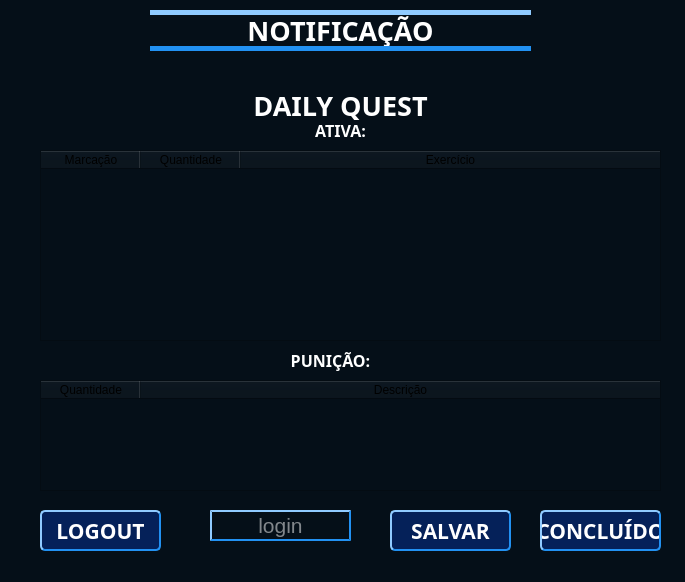
Before: the Qt Designer form missionScreen.ui in ademirMaltazard/projeto_daily_quest, drawn with Qt 5.
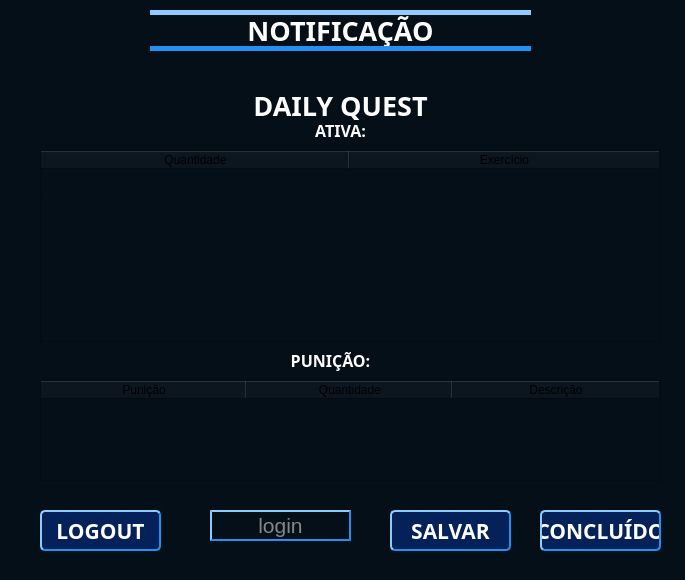
After: the same form once the commit is applied.

Commit message: alteração da forma das tabelas e outros elementos

```diff
--- a/missionScreen.ui
+++ b/missionScreen.ui
@@ -7,7 +7,7 @@
     <x>0</x>
     <y>0</y>
     <width>685</width>
-    <height>582</height>
+    <height>580</height>
    </rect>
   </property>
   <property name="minimumSize">
@@ -170,72 +170,6 @@
     <string>CONCLUÍDO</string>
    </property>
   </widget>
-  <widget class="QTreeWidget" name="treeWidget_quest">
-   <property name="geometry">
-    <rect>
-     <x>40</x>
-     <y>150</y>
-     <width>621</width>
-     <height>191</height>
-    </rect>
-   </property>
-   <column>
-    <property name="text">
-     <string>Marcação</string>
-    </property>
-    <property name="textAlignment">
-     <set>AlignCenter</set>
-    </property>
-    <property name="foreground">
-     <brush brushstyle="SolidPattern">
-      <color alpha="255">
-       <red>0</red>
-       <green>0</green>
-       <blue>0</blue>
-      </color>
-     </brush>
-    </property>
-   </column>
-   <column>
-    <property name="text">
-     <string>Quantidade</string>
-    </property>
-    <property name="textAlignment">
-     <set>AlignCenter</set>
-    </property>
-    <property name="foreground">
-     <brush brushstyle="SolidPattern">
-      <color alpha="255">
-       <red>0</red>
-       <green>0</green>
-       <blue>0</blue>
-      </color>
-     </brush>
-    </property>
-   </column>
-   <column>
-    <property name="text">
-     <string>Exercício</string>
-    </property>
-    <property name="font">
-     <font>
-      <stylestrategy>PreferDefault</stylestrategy>
-     </font>
-    </property>
-    <property name="textAlignment">
-     <set>AlignCenter</set>
-    </property>
-    <property name="foreground">
-     <brush brushstyle="SolidPattern">
-      <color alpha="255">
-       <red>0</red>
-       <green>0</green>
-       <blue>0</blue>
-      </color>
-     </brush>
-    </property>
-   </column>
-  </widget>
   <widget class="QLabel" name="label_statusPunition">
    <property name="geometry">
     <rect>
@@ -260,50 +194,6 @@
     <set>Qt::AlignCenter</set>
    </property>
   </widget>
-  <widget class="QTreeWidget" name="treeWidget_punition">
-   <property name="geometry">
-    <rect>
-     <x>40</x>
-     <y>380</y>
-     <width>621</width>
-     <height>111</height>
-    </rect>
-   </property>
-   <column>
-    <property name="text">
-     <string>Quantidade</string>
-    </property>
-    <property name="textAlignment">
-     <set>AlignCenter</set>
-    </property>
-    <property name="foreground">
-     <brush brushstyle="SolidPattern">
-      <color alpha="255">
-       <red>0</red>
-       <green>0</green>
-       <blue>0</blue>
-      </color>
-     </brush>
-    </property>
-   </column>
-   <column>
-    <property name="text">
-     <string>Descrição</string>
-    </property>
-    <property name="textAlignment">
-     <set>AlignCenter</set>
-    </property>
-    <property name="foreground">
-     <brush brushstyle="SolidPattern">
-      <color alpha="255">
-       <red>0</red>
-       <green>0</green>
-       <blue>0</blue>
-      </color>
-     </brush>
-    </property>
-   </column>
-  </widget>
   <widget class="QPushButton" name="pushButton_saveInfo">
    <property name="geometry">
     <rect>
@@ -380,6 +270,145 @@
     <string>LOGOUT</string>
    </property>
   </widget>
+  <widget class="QTableWidget" name="tableWidget_quest">
+   <property name="geometry">
+    <rect>
+     <x>40</x>
+     <y>150</y>
+     <width>621</width>
+     <height>192</height>
+    </rect>
+   </property>
+   <property name="frameShape">
+    <enum>QFrame::StyledPanel</enum>
+   </property>
+   <property name="sizeAdjustPolicy">
+    <enum>QAbstractScrollArea::AdjustToContents</enum>
+   </property>
+   <property name="autoScrollMargin">
+    <number>16</number>
+   </property>
+   <property name="editTriggers">
+    <set>QAbstractItemView::NoEditTriggers</set>
+   </property>
+   <property name="textElideMode">
+    <enum>Qt::ElideLeft</enum>
+   </property>
+   <property name="gridStyle">
+    <enum>Qt::DashDotLine</enum>
+   </property>
+   <property name="rowCount">
+    <number>1</number>
+   </property>
+   <attribute name="horizontalHeaderDefaultSectionSize">
+    <number>309</number>
+   </attribute>
+   <attribute name="horizontalHeaderMinimumSectionSize">
+    <number>48</number>
+   </attribute>
+   <attribute name="verticalHeaderVisible">
+    <bool>false</bool>
+   </attribute>
+   <row/>
+   <column>
+    <property name="text">
+     <string>Quantidade</string>
+    </property>
+    <property name="foreground">
+     <brush brushstyle="SolidPattern">
+      <color alpha="255">
+       <red>0</red>
+       <green>0</green>
+       <blue>0</blue>
+      </color>
+     </brush>
+    </property>
+   </column>
+   <column>
+    <property name="text">
+     <string>Exercício</string>
+    </property>
+    <property name="foreground">
+     <brush brushstyle="SolidPattern">
+      <color alpha="255">
+       <red>0</red>
+       <green>0</green>
+       <blue>0</blue>
+      </color>
+     </brush>
+    </property>
+   </column>
+  </widget>
+  <widget class="QTableWidget" name="tableWidget_punition">
+   <property name="geometry">
+    <rect>
+     <x>40</x>
+     <y>380</y>
+     <width>621</width>
+     <height>101</height>
+    </rect>
+   </property>
+   <attribute name="horizontalHeaderVisible">
+    <bool>true</bool>
+   </attribute>
+   <attribute name="horizontalHeaderDefaultSectionSize">
+    <number>206</number>
+   </attribute>
+   <attribute name="horizontalHeaderHighlightSections">
+    <bool>false</bool>
+   </attribute>
+   <attribute name="verticalHeaderVisible">
+    <bool>false</bool>
+   </attribute>
+   <attribute name="verticalHeaderDefaultSectionSize">
+    <number>70</number>
+   </attribute>
+   <attribute name="verticalHeaderMinimumSectionSize">
+    <number>60</number>
+   </attribute>
+   <column>
+    <property name="text">
+     <string>Punição</string>
+    </property>
+    <property name="foreground">
+     <brush brushstyle="SolidPattern">
+      <color alpha="255">
+       <red>0</red>
+       <green>0</green>
+       <blue>0</blue>
+      </color>
+     </brush>
+    </property>
+   </column>
+   <column>
+    <property name="text">
+     <string>Quantidade</string>
+    </property>
+    <property name="foreground">
+     <brush brushstyle="SolidPattern">
+      <color alpha="255">
+       <red>0</red>
+       <green>0</green>
+       <blue>0</blue>
+      </color>
+     </brush>
+    </property>
+   </column>
+   <column>
+    <property name="text">
+     <string>Descrição</string>
+    </property>
+    <property name="foreground">
+     <brush brushstyle="SolidPattern">
+      <color alpha="255">
+       <red>0</red>
+       <green>0</green>
+       <blue>0</blue>
+      </color>
+     </brush>
+    </property>
+   </column>
+  </widget>
  </widget>
  <resources/>
  <connections/>
```
Left out of the diff: 4 changed lines with no effect on the pictures.
